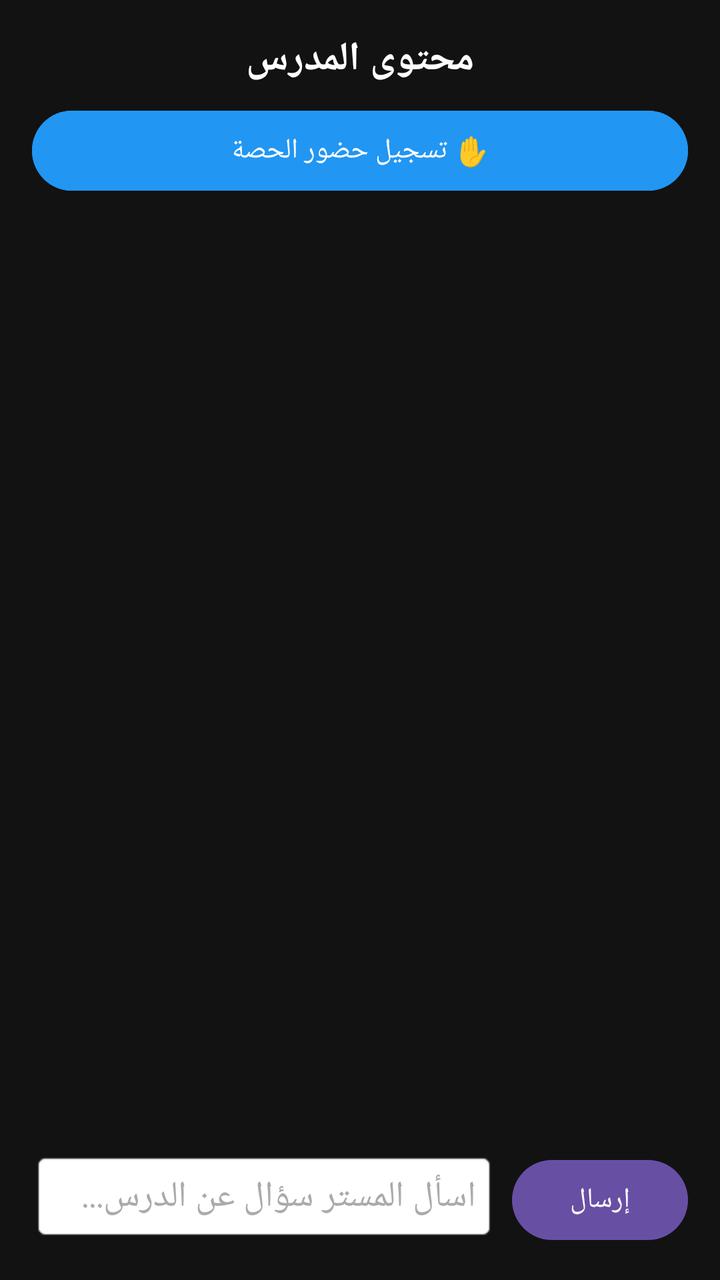
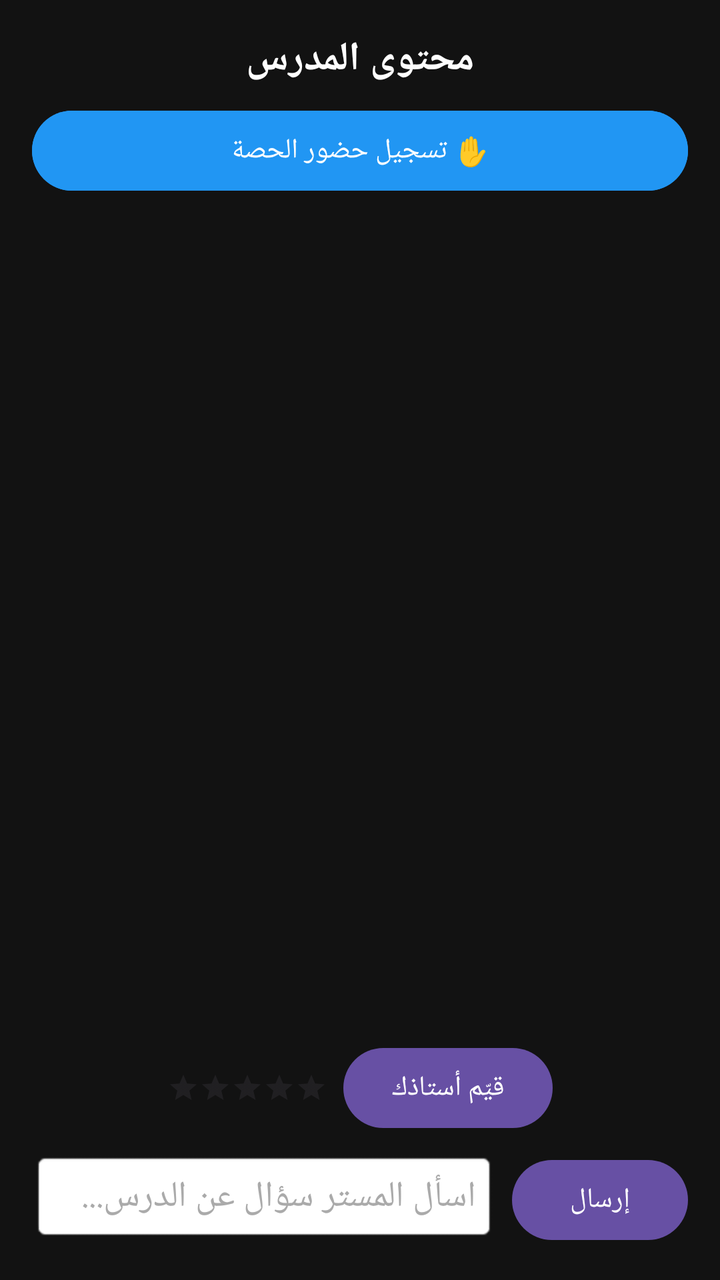

Screens rendered from an Android XML layout before and after an edit, with the pre-edit source and the edit as a unified diff.
<!-- AndroidManifest.xml: application theme Theme.1Bac -->
<!-- res/layout/activity_teacher_content.xml -->
<?xml version="1.0" encoding="utf-8"?>
<LinearLayout xmlns:android="http://schemas.android.com/apk/res/android"
    android:layout_width="match_parent"
    android:layout_height="match_parent"
    android:orientation="vertical"
    android:padding="16dp"
    android:background="#121212">

    
    <TextView
        android:id="@+id/contentTeacherName"
        android:layout_width="match_parent"
        android:layout_height="wrap_content"
        android:text="محتوى المدرس"
        android:textColor="#FFFFFF"
        android:textSize="20sp"
        android:textStyle="bold"
        android:gravity="center"
        android:layout_marginBottom="8dp" />

    
    <Button
        android:id="@+id/btnMarkAttendance"
        android:layout_width="match_parent"
        android:layout_height="wrap_content"
        android:text="✋ تسجيل حضور الحصة"
        android:backgroundTint="#2196F3"
        android:textColor="#FFFFFF"
        android:layout_marginBottom="12dp" />

    
    <TextView
        android:id="@+id/noContentText"
        android:layout_width="match_parent"
        android:layout_height="wrap_content"
        android:text="لا يوجد محتوى متاح حالياً"
        android:textColor="#888888"
        android:textSize="16sp"
        android:gravity="center"
        android:visibility="gone"
        android:layout_marginBottom="12dp" />

    
    <androidx.recyclerview.widget.RecyclerView
        android:id="@+id/contentRecyclerView"
        android:layout_width="match_parent"
        android:layout_height="0dp"
        android:layout_weight="1" />

    
    <LinearLayout
        android:layout_width="match_parent"
        android:layout_height="wrap_content"
        android:orientation="horizontal"
        android:layout_marginTop="8dp">

        <EditText
            android:id="@+id/etQuestion"
            android:layout_width="0dp"
            android:layout_height="wrap_content"
            android:layout_weight="1"
            android:hint="اسأل المستر سؤال عن الدرس..."
            android:textColorHint="#AAAAAA"
            android:textColor="#FFFFFF"
            android:background="@android:drawable/editbox_background"
            android:padding="10dp" />

        <Button
            android:id="@+id/btnSendQuestion"
            android:layout_width="wrap_content"
            android:layout_height="wrap_content"
            android:text="إرسال"
            android:layout_marginStart="8dp" />
    </LinearLayout>

</LinearLayout>
<!-- resources referenced by this layout -->
<resources>
  <style name="Theme.1Bac" parent="Base.Theme.1Bac" />
  <style name="Base.Theme.1Bac" parent="Theme.Material3.DayNight.NoActionBar">
          
          
      </style>
</resources>

<!-- the commit's change to res/layout/activity_teacher_content.xml (unified diff, before → after) -->
@@ -46,6 +46,28 @@
         android:layout_width="match_parent"
         android:layout_height="0dp"
         android:layout_weight="1" />
+    <LinearLayout
+        android:layout_width="match_parent"
+        android:layout_height="wrap_content"
+        android:orientation="horizontal"
+        android:gravity="center"
+        android:layout_marginTop="8dp">
+
+        <RatingBar
+            android:id="@+id/teacherRatingBar"
+            style="?android:attr/ratingBarStyleSmall"
+            android:layout_width="wrap_content"
+            android:layout_height="wrap_content"
+            android:numStars="5"
+            android:stepSize="1" />
+
+        <Button
+            android:id="@+id/btnSubmitRating"
+            android:layout_width="wrap_content"
+            android:layout_height="wrap_content"
+            android:text="قيّم أستاذك"
+            android:layout_marginStart="8dp" />
+    </LinearLayout>
 
     
     <LinearLayout
